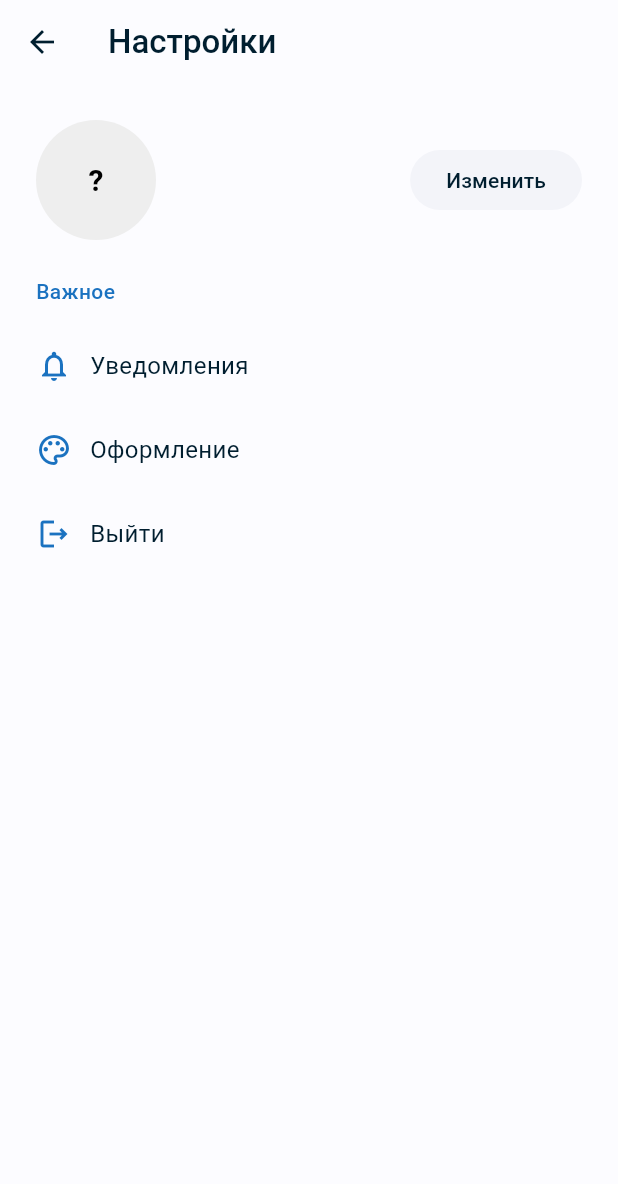
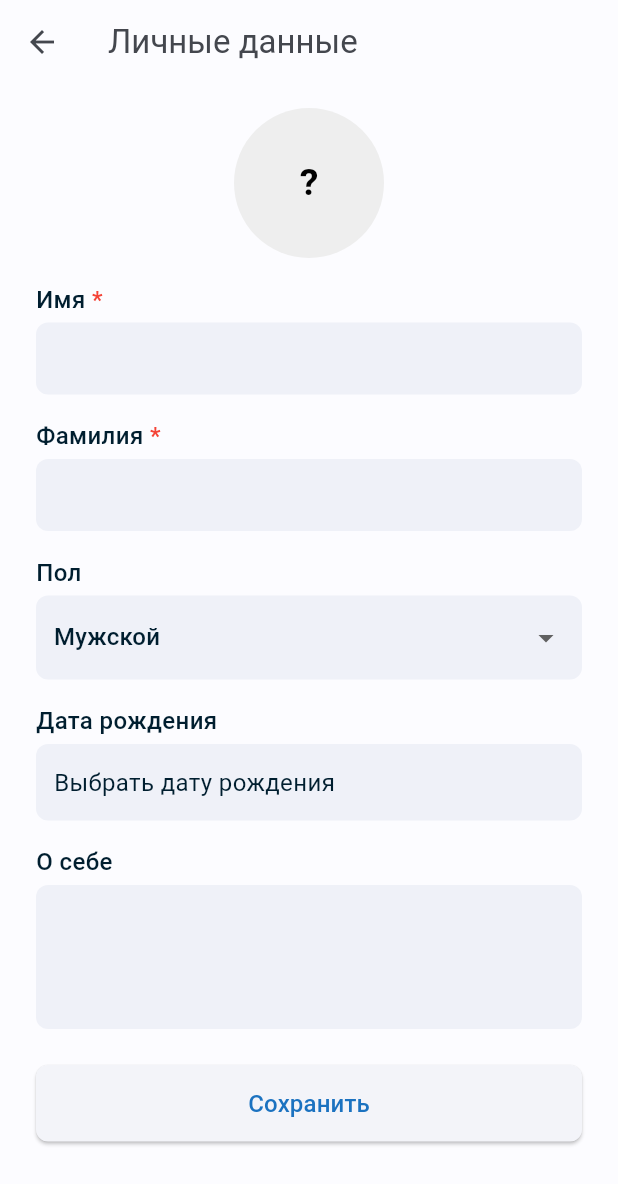
Before and after one commit to voo-su/app, a Flutter app: the SettingsScreen screen opened by its route, after a tap on "Изменить", on a phone screen of 412 x 824 dp. Shown: the top 1184 px of the screen. Run offline on Flutter 3.47's test engine with Material 3 defaults, Android fonts, the phone set to English and light mode, and no system bars; our stand-ins replace bloc, dartz, equatable, firebase_core, firebase_messaging, fixnum and 7 more; missing offline and left inert: grpc; accounts and stored records are empty.

Commit message:
Feat: add edit profile screen

```diff
--- a/lib/core/router.dart
+++ b/lib/core/router.dart
@@ -5,6 +5,7 @@ import 'package:voo_su/presentation/screens/auth_screen/verify_screen.dart';
 import 'package:voo_su/presentation/screens/chat_screen/chat_screen.dart';
 import 'package:voo_su/presentation/screens/contact_screen/contact_screen.dart';
 import 'package:voo_su/presentation/screens/search_screen/search_screen.dart';
+import 'package:voo_su/presentation/screens/settings_screen/edit_profile_screen.dart';
 import 'package:voo_su/presentation/screens/settings_screen/notifications_screen.dart';
 import 'package:voo_su/presentation/screens/settings_screen/settings_screen.dart';
 import 'package:voo_su/presentation/screens/terms_screen.dart';
@@ -20,6 +21,7 @@ class AppRouter {
   static const String notifications = '/notifications';
   static const String themes = '/themes';
   static const String search = '/search';
+  static const String editProfile = 'editProfile';
 
   static Route<dynamic> onGenerateRoute(RouteSettings routeSettings) {
     switch (routeSettings.name) {
@@ -41,6 +43,8 @@ class AppRouter {
         return MaterialPageRoute(builder: (_) => const ThemesScreen());
       case search:
         return MaterialPageRoute(builder: (_) => const SearchScreen());
+      case editProfile:
+        return MaterialPageRoute(builder: (_) => const EditProfileScreen());
       default:
         throw const RouteException('route not found');
     }
--- /dev/null
+++ b/lib/presentation/screens/settings_screen/edit_profile_screen.dart
@@ -0,0 +1,234 @@
+import 'package:flutter/material.dart';
+import 'package:flutter_bloc/flutter_bloc.dart';
+import 'package:voo_su/presentation/widgets/avatar_widget.dart';
+import 'package:voo_su/presentation/screens/settings_screen/bloc/settings_bloc.dart';
+
+class EditProfileScreen extends StatefulWidget {
+  const EditProfileScreen({super.key});
+
+  @override
+  State<EditProfileScreen> createState() => _EditProfileScreenState();
+}
+
+class _EditProfileScreenState extends State<EditProfileScreen> {
+  final TextEditingController _nameController = TextEditingController();
+  final TextEditingController _surnameController = TextEditingController();
+  final TextEditingController _bioController = TextEditingController();
+  final TextEditingController _emailController = TextEditingController();
+
+  int _selectedGender = 1;
+  DateTime? _selectedDate;
+  String avatarUrl = "";
+
+  @override
+  void initState() {
+    super.initState();
+    context.read<SettingsBloc>().add(GetAccountEvent());
+  }
+
+  @override
+  Widget build(BuildContext context) {
+    return Scaffold(
+      appBar: AppBar(title: const Text("Личные данные")),
+      body: BlocListener<SettingsBloc, SettingsState>(
+        listener: (context, state) {
+          if (state is SettingsSuccessState) {
+            setState(() {
+              _nameController.text = state.account.name;
+              _surnameController.text = state.account.surname;
+              _emailController.text = state.account.email;
+              avatarUrl = state.account.avatar;
+              _selectedGender = state.account.gender;
+              _bioController.text = state.account.about;
+              _selectedDate =
+                  state.account.birthday.isNotEmpty
+                      ? DateTime.parse(state.account.birthday)
+                      : null;
+            });
+          }
+        },
+        child: SingleChildScrollView(
+          padding: const EdgeInsets.symmetric(horizontal: 24, vertical: 16),
+          child: Column(
+            crossAxisAlignment: CrossAxisAlignment.start,
+            children: [
+              Center(
+                child: AvatarWidget(
+                  avatarUrl: avatarUrl,
+                  name: _nameController.text,
+                  surname: _surnameController.text,
+                  username: "",
+                  radius: 50,
+                ),
+              ),
+              const SizedBox(height: 16),
+              _buildLabel("Имя", isRequired: true),
+              _buildTextField(_nameController),
+              const SizedBox(height: 16),
+              _buildLabel("Фамилия", isRequired: true),
+              _buildTextField(_surnameController),
+              const SizedBox(height: 16),
+              _buildLabel("Пол"),
+              _buildGenderPicker(),
+              const SizedBox(height: 16),
+              _buildLabel("Дата рождения"),
+              _buildDatePicker(context),
+              const SizedBox(height: 16),
+              _buildLabel("О себе"),
+              _buildTextField(_bioController, maxLines: 3),
+              const SizedBox(height: 24),
+              SizedBox(
+                width: double.infinity,
+                child: ElevatedButton(
+                  onPressed: _saveProfile,
+                  style: ElevatedButton.styleFrom(
+                    padding: const EdgeInsets.symmetric(vertical: 14),
+                    shape: RoundedRectangleBorder(
+                      borderRadius: BorderRadius.circular(8),
+                    ),
+                  ),
+                  child: const Text(
+                    "Сохранить",
+                    style: TextStyle(fontSize: 16),
+                  ),
+                ),
+              ),
+              const SizedBox(height: 24),
+            ],
+          ),
+        ),
+      ),
+    );
+  }
+
+  void _saveProfile() {
+    print("Сохранение профиля:");
+    print("Имя: ${_nameController.text}");
+    print("Фамилия: ${_surnameController.text}");
+    print("Пол: $_selectedGender");
+    print(
+      "День рождения: ${_selectedDate?.toLocal().toString().split(' ')[0]}",
+    );
+    print("О себе: ${_bioController.text}");
+  }
+
+  Future<void> _pickDate() async {
+    final DateTime? picked = await showDatePicker(
+      context: context,
+      initialDate: DateTime(2000),
+      firstDate: DateTime(1900),
+      lastDate: DateTime.now(),
+    );
+    if (picked != null) {
+      setState(() {
+        _selectedDate = picked;
+      });
+    }
+  }
+
+  Widget _buildLabel(String text, {bool isRequired = false}) {
+    final colors = Theme.of(context).colorScheme;
+    return Padding(
+      padding: const EdgeInsets.only(bottom: 4),
+      child: Row(
+        children: [
+          Text(
+            text,
+            style: TextStyle(
+              fontSize: 16,
+              fontWeight: FontWeight.w500,
+              color: colors.onSurface,
+            ),
+          ),
+          if (isRequired)
+            const Text(
+              " *",
+              style: TextStyle(
+                fontSize: 16,
+                fontWeight: FontWeight.w500,
+                color: Colors.red,
+              ),
+            ),
+        ],
+      ),
+    );
+  }
+
+  Widget _buildTextField(TextEditingController controller, {int maxLines = 1}) {
+    final colors = Theme.of(context).colorScheme;
+    return TextField(
+      controller: controller,
+      maxLines: maxLines,
+      decoration: InputDecoration(
+        hintStyle: TextStyle(color: colors.onSurfaceVariant),
+        filled: true,
+        fillColor: colors.surfaceContainerHighest,
+        border: OutlineInputBorder(
+          borderRadius: BorderRadius.circular(8),
+          borderSide: BorderSide.none,
+        ),
+        contentPadding: const EdgeInsets.symmetric(
+          horizontal: 12,
+          vertical: 12,
+        ),
+      ),
+    );
+  }
+
+  Widget _buildGenderPicker() {
+    final colors = Theme.of(context).colorScheme;
+    final genderMap = {1: "Мужской", 2: "Женский"};
+
+    return Container(
+      padding: const EdgeInsets.symmetric(horizontal: 12, vertical: 4),
+      decoration: BoxDecoration(
+        color: colors.surfaceContainerHighest,
+        borderRadius: BorderRadius.circular(8),
+      ),
+      child: DropdownButton<String>(
+        value: genderMap[_selectedGender],
+        isExpanded: true,
+        underline: const SizedBox(),
+        onChanged: (String? newValue) {
+          setState(() {
+            _selectedGender =
+                genderMap.entries
+                    .firstWhere((entry) => entry.value == newValue)
+                    .key;
+          });
+        },
+        items:
+            genderMap.entries.map<DropdownMenuItem<String>>((entry) {
+              return DropdownMenuItem<String>(
+                value: entry.value,
+                child: Text(
+                  entry.value,
+                  style: TextStyle(fontSize: 16, color: colors.onSurface),
+                ),
+              );
+            }).toList(),
+      ),
+    );
+  }
+
+  Widget _buildDatePicker(BuildContext context) {
+    final colors = Theme.of(context).colorScheme;
+    return GestureDetector(
+      onTap: _pickDate,
+      child: Container(
+        padding: const EdgeInsets.symmetric(horizontal: 12, vertical: 14),
+        width: double.infinity,
+        decoration: BoxDecoration(
+          color: colors.surfaceContainerHighest,
+          borderRadius: BorderRadius.circular(8),
+        ),
+        child: Text(
+          _selectedDate != null
+              ? _selectedDate!.toLocal().toString().split(' ')[0]
+              : "Выбрать дату рождения",
+          style: TextStyle(fontSize: 16, color: colors.onSurface),
+        ),
+      ),
+    );
+  }
+}
--- a/lib/presentation/screens/settings_screen/settings_screen.dart
+++ b/lib/presentation/screens/settings_screen/settings_screen.dart
@@ -91,7 +91,7 @@ class _SettingsScreenState extends State<SettingsScreen> {
                     SizedBox(width: 10),
                     TextButton(
                       onPressed: () {
-                        print("Открыть экран редактирования профиля");
+                        Navigator.pushNamed(context, AppRouter.editProfile);
                       },
                       style: TextButton.styleFrom(
                         backgroundColor: colors.surface,
```
